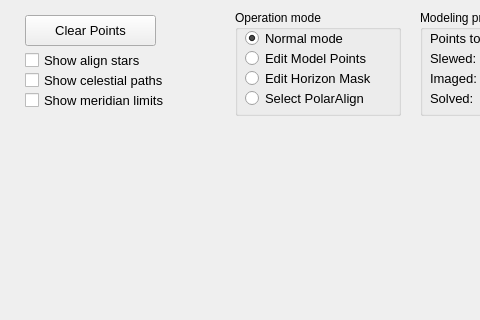
Qt form mountwizzard/gui/hemisphere_window_ui.ui (sayitfast/MountWizzard3) before a commit; both pictures show x 0 to 480 and y 0 to 320 of the 791 by 641 pixel window.
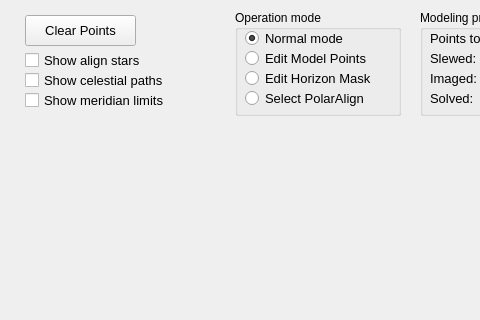
The same form after that commit.

What changed in the file:
```diff
--- a/mountwizzard/gui/hemisphere_window_ui.ui
+++ b/mountwizzard/gui/hemisphere_window_ui.ui
@@ -60,7 +60,7 @@
     <rect>
      <x>25</x>
      <y>15</y>
-     <width>131</width>
+     <width>111</width>
      <height>31</height>
     </rect>
    </property>
```
